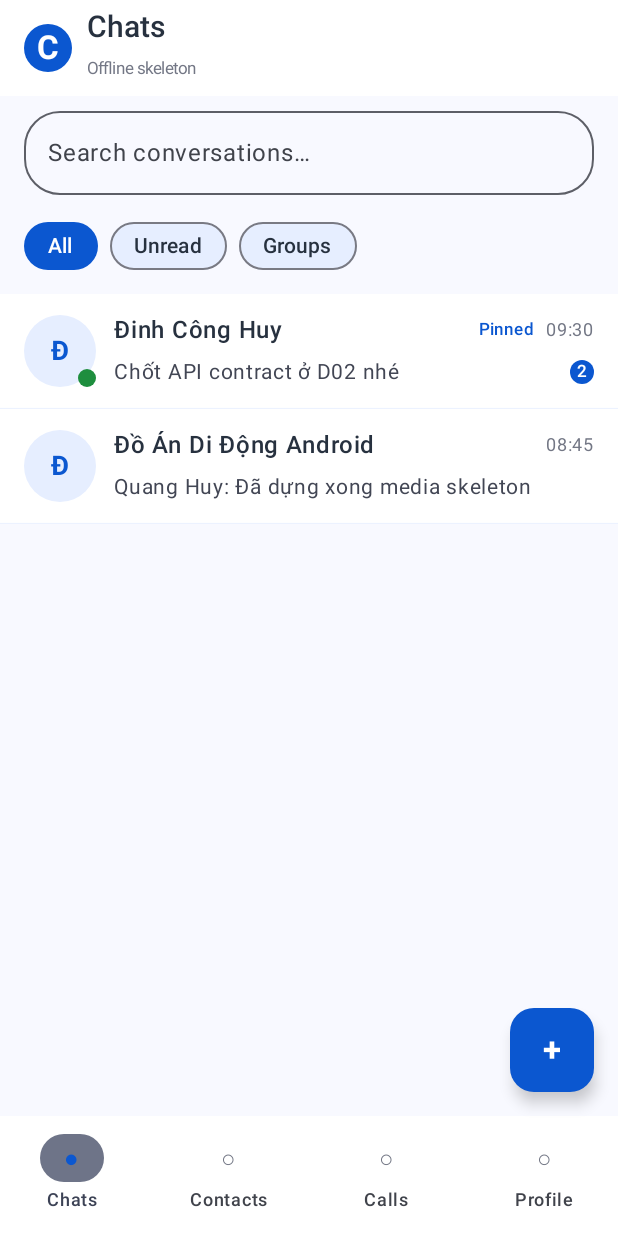
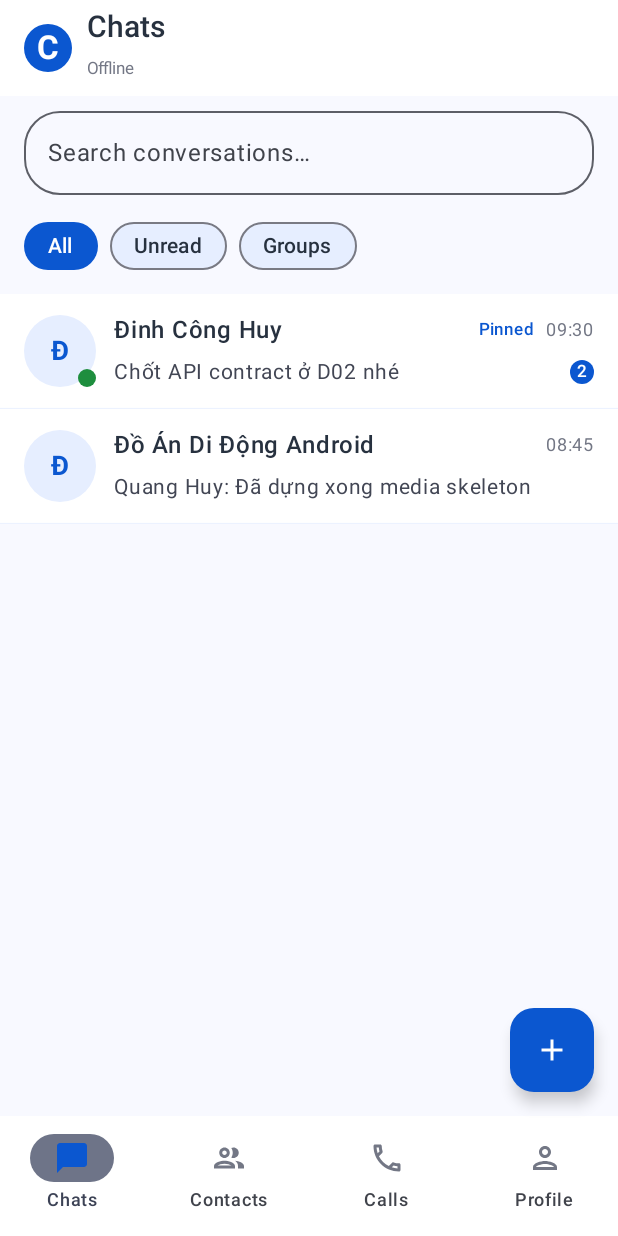
Before and after one commit to xuanhoangtr/mobile, an Android app built with Jetpack Compose: the @Preview function ChatListScreenPreview, on a phone screen of 412 x 824 dp. Run offline under Robolectric (Android 15) with nearby library versions, the phone set to English and light mode, and no system bars; network calls fail.

Commit message:
fix(chat): use Material icons, format HH:mm timestamps with day headers, and clean UI copy

```diff
--- a/android-app/app/build.gradle.kts
+++ b/android-app/app/build.gradle.kts
@@ -47,6 +47,7 @@ dependencies {
     implementation(platform(libs.androidx.compose.bom))
     implementation(libs.androidx.activity.compose)
     implementation(libs.androidx.compose.material3)
+    implementation("androidx.compose.material:material-icons-extended")
     implementation(libs.androidx.compose.ui)
     implementation(libs.androidx.compose.ui.graphics)
     implementation(libs.androidx.compose.ui.tooling.preview)
--- a/android-app/app/src/main/java/vn/edu/hcmute/androidchat/feature/chat/ui/ChatListScreen.kt
+++ b/android-app/app/src/main/java/vn/edu/hcmute/androidchat/feature/chat/ui/ChatListScreen.kt
@@ -19,6 +19,12 @@ import androidx.compose.foundation.lazy.LazyRow
 import androidx.compose.foundation.lazy.items
 import androidx.compose.foundation.shape.CircleShape
 import androidx.compose.foundation.shape.RoundedCornerShape
+import androidx.compose.material.icons.Icons
+import androidx.compose.material.icons.filled.Add
+import androidx.compose.material.icons.filled.ChatBubble
+import androidx.compose.material.icons.outlined.Call
+import androidx.compose.material.icons.outlined.People
+import androidx.compose.material.icons.outlined.Person
 import androidx.compose.material3.Badge
 import androidx.compose.material3.CircularProgressIndicator
 import androidx.compose.material3.ExperimentalMaterial3Api
@@ -26,6 +32,7 @@ import androidx.compose.material3.FilterChip
 import androidx.compose.material3.FilterChipDefaults
 import androidx.compose.material3.FloatingActionButton
 import androidx.compose.material3.HorizontalDivider
+import androidx.compose.material3.Icon
 import androidx.compose.material3.NavigationBar
 import androidx.compose.material3.NavigationBarItem
 import androidx.compose.material3.OutlinedTextField
@@ -136,10 +143,9 @@ fun ChatListScreen(
                 contentColor = Color.White,
                 shape = RoundedCornerShape(16.dp)
             ) {
-                Text(
-                    text = "+",
-                    fontSize = 22.sp,
-                    fontWeight = FontWeight.Bold
+                Icon(
+                    imageVector = Icons.Filled.Add,
+                    contentDescription = stringResource(R.string.chat_new_group)
                 )
             }
         },
@@ -148,25 +154,49 @@ fun ChatListScreen(
                 NavigationBarItem(
                     selected = true,
                     onClick = {},
-                    icon = { Text("●", color = ChatStitchTokens.BrandBlue) },
+                    icon = {
+                        Icon(
+                            imageVector = Icons.Filled.ChatBubble,
+                            contentDescription = stringResource(R.string.nav_chats),
+                            tint = ChatStitchTokens.BrandBlue
+                        )
+                    },
                     label = { Text(stringResource(R.string.nav_chats), maxLines = 1) }
                 )
                 NavigationBarItem(
                     selected = false,
                     onClick = onContactsClick,
-                    icon = { Text("○", color = ChatStitchTokens.TextMuted) },
+                    icon = {
+                        Icon(
+                            imageVector = Icons.Outlined.People,
+                            contentDescription = stringResource(R.string.nav_contacts),
+                            tint = ChatStitchTokens.TextMuted
+                        )
+                    },
                     label = { Text(stringResource(R.string.nav_contacts), maxLines = 1) }
                 )
                 NavigationBarItem(
                     selected = false,
-                    onClick = onProfileClick,
-                    icon = { Text("○", color = ChatStitchTokens.TextMuted) },
+                    onClick = {},
+                    icon = {
+                        Icon(
+                            imageVector = Icons.Outlined.Call,
+                            contentDescription = stringResource(R.string.nav_calls),
+                            tint = ChatStitchTokens.TextMuted
+                        )
+                    },
                     label = { Text(stringResource(R.string.nav_calls), maxLines = 1) }
                 )
                 NavigationBarItem(
                     selected = false,
-                    onClick = {},
-                    icon = { Text("○", color = ChatStitchTokens.TextMuted) },
+                    onClick = onProfileClick,
+                    icon = {
+                        Icon(
+                            imageVector = Icons.Outlined.Person,
+                            contentDescription = stringResource(R.string.nav_profile),
+                            tint = ChatStitchTokens.TextMuted
+                        )
+                    },
                     label = { Text(stringResource(R.string.nav_profile), maxLines = 1) }
                 )
             }
@@ -365,7 +395,7 @@ private fun ConversationRow(
                     if (!conversation.lastMessageTime.isNullOrBlank()) {
                         Spacer(modifier = Modifier.width(8.dp))
                         Text(
-                            text = conversation.lastMessageTime,
+                            text = ChatTimeFormatter.formatConversationListTime(conversation.lastMessageTime),
                             color = ChatStitchTokens.TextMuted,
                             fontSize = 12.sp
                         )
--- /dev/null
+++ b/android-app/app/src/main/java/vn/edu/hcmute/androidchat/feature/chat/ui/ChatTimeFormatter.kt
@@ -0,0 +1,54 @@
+package vn.edu.hcmute.androidchat.feature.chat.ui
+
+import java.time.Instant
+import java.time.LocalDate
+import java.time.OffsetDateTime
+import java.time.ZoneId
+import java.time.ZonedDateTime
+import java.time.format.DateTimeFormatter
+import java.util.Locale
+
+internal object ChatTimeFormatter {
+    private val timeFormatter = DateTimeFormatter.ofPattern("HH:mm", Locale.getDefault())
+    private val shortDateFormatter = DateTimeFormatter.ofPattern("dd/MM", Locale.getDefault())
+    private val fullDateFormatter = DateTimeFormatter.ofPattern("dd/MM/yyyy", Locale.getDefault())
+
+    fun formatTimeOnly(raw: String): String {
+        val zoned = parseZonedDateTime(raw) ?: return raw
+        return zoned.format(timeFormatter)
+    }
+
+    fun formatConversationListTime(raw: String): String {
+        val zoned = parseZonedDateTime(raw) ?: return raw
+        val today = LocalDate.now(zoned.zone)
+        return if (zoned.toLocalDate() == today) {
+            zoned.format(timeFormatter)
+        } else {
+            zoned.format(shortDateFormatter)
+        }
+    }
+
+    fun dateKey(raw: String): LocalDate? = parseZonedDateTime(raw)?.toLocalDate()
+
+    fun formatDateHeader(
+        date: LocalDate,
+        todayLabel: String,
+        yesterdayLabel: String,
+        zone: ZoneId = ZoneId.systemDefault()
+    ): String {
+        val today = LocalDate.now(zone)
+        return when (date) {
+            today -> todayLabel
+            today.minusDays(1) -> yesterdayLabel
+            else -> date.format(fullDateFormatter)
+        }
+    }
+
+    private fun parseZonedDateTime(raw: String): ZonedDateTime? {
+        val trimmed = raw.trim()
+        if (trimmed.isEmpty()) return null
+        val zone = ZoneId.systemDefault()
+        return runCatching { Instant.parse(trimmed).atZone(zone) }.getOrNull()
+            ?: runCatching { OffsetDateTime.parse(trimmed).atZoneSameInstant(zone) }.getOrNull()
+    }
+}
--- a/android-app/app/src/main/res/values/strings.xml
+++ b/android-app/app/src/main/res/values/strings.xml
@@ -5,14 +5,16 @@
     <string name="chat_filter_all">All</string>
     <string name="chat_filter_unread">Unread</string>
     <string name="chat_filter_groups">Groups</string>
-    <string name="chat_list_empty">No conversations yet. Connect backend or create a group.</string>
-    <string name="chat_connection_disconnected">Offline skeleton</string>
+    <string name="chat_list_empty">No conversations yet. Start a chat or create a group.</string>
+    <string name="chat_connection_disconnected">Offline</string>
     <string name="chat_connection_connecting">Connecting…</string>
     <string name="chat_connection_connected">Connected</string>
     <string name="chat_connection_reconnecting">Reconnecting…</string>
     <string name="chat_pinned_badge">Pinned</string>
     <string name="chat_back">Back</string>
     <string name="chat_room_empty">No messages yet.</string>
+    <string name="chat_date_today">Today</string>
+    <string name="chat_date_yesterday">Yesterday</string>
     <string name="chat_input_hint">Type a message…</string>
     <string name="chat_send">Send</string>
     <string name="chat_status_sending">Sending</string>
@@ -28,6 +30,7 @@
     <string name="group_create_title">Create group</string>
     <string name="group_name_hint">Group name</string>
     <string name="group_select_members_hint">Select at least 2 members</string>
+    <string name="group_no_contacts">No friends yet. Add friends in Contacts to create a group.</string>
     <string name="group_create_action">Create</string>
     <string name="auth_title">AndroidChat</string>
     <string name="auth_login_subtitle">Sign in to your account</string>
@@ -42,8 +45,8 @@
     <string name="auth_submit_register">Create account</string>
     <string name="auth_create_account_prompt">New here? Create an account</string>
     <string name="auth_error_invalid_email">Enter a valid email address.</string>
-    <string name="auth_error_password_too_short">Password must contain at least 10 bytes.</string>
-    <string name="auth_error_password_too_long">Password must not exceed 72 UTF-8 bytes.</string>
+    <string name="auth_error_password_too_short">Password must be at least 10 characters.</string>
+    <string name="auth_error_password_too_long">Password must be at most 72 characters.</string>
     <string name="auth_error_invalid_display_name">Display name must contain 1 to 80 characters.</string>
     <string name="auth_error_invalid_username">Username must use 3–24 letters, numbers, or underscores.</string>
     <string name="auth_error_invalid_credentials">Email or password is incorrect.</string>
```
Also changed, not shown: android-app/app/src/main/java/vn/edu/hcmute/androidchat/feature/chat/ui/ChatRoomScreen.kt (+58 -14 lines), android-app/app/src/main/java/vn/edu/hcmute/androidchat/feature/groups/ui/CreateGroupScreen.kt (+20 -3 lines), 1 other file.
